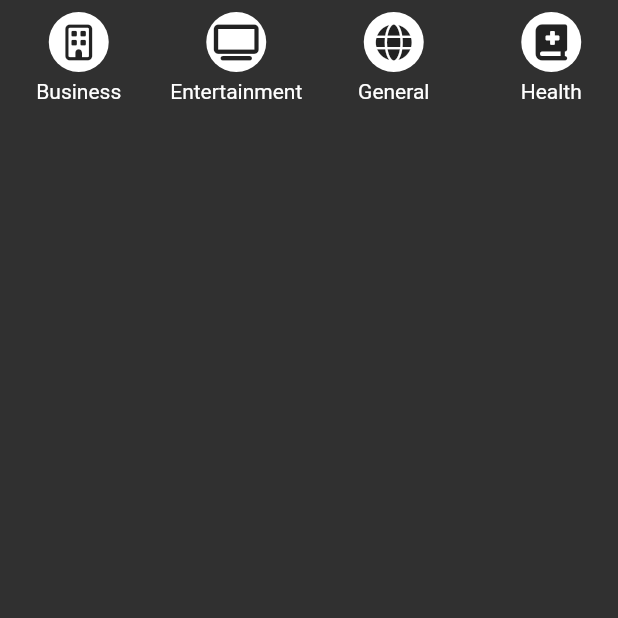
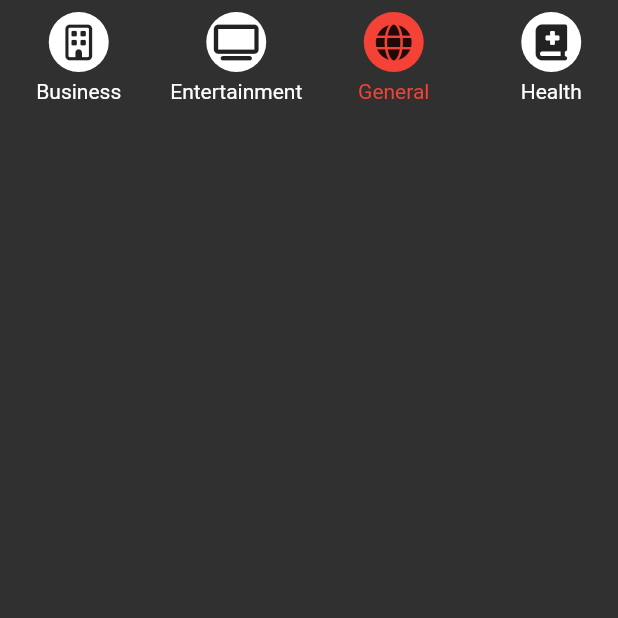
Before and after one commit to ddienu/News_Provider_App, a Flutter app: the Tab2Page screen opened directly, on a phone screen of 412 x 824 dp, the top half of it. Run offline on Flutter 3.47's test engine with Material 2 defaults, Android fonts, the phone set to English and light mode, and no system bars; our stand-ins replace font_awesome_flutter; network calls fail.

Commit message:
Update: tab2 page.
Updating tab2 page creating a new propetie of provider into category button method, inside the category button, this to create a conditional to change the color of the icon to see which is the selected category by the user, also inside the Lista Categorias to change the color of the letters as well.

```diff
--- a/lib/pages/tab2_page.dart
+++ b/lib/pages/tab2_page.dart
@@ -1,6 +1,7 @@
 import 'package:flutter/material.dart';
 import 'package:news_app_provider/model/category_model.dart';
 import 'package:news_app_provider/services/news_service.dart';
+import 'package:news_app_provider/theme/theme.dart';
 import 'package:provider/provider.dart';
 
 
@@ -27,6 +28,7 @@ class _ListaCategorias extends StatelessWidget {
   Widget build(BuildContext context) {
 
      final categories = Provider.of<NewsService>(context).categories;
+     final newsService = Provider.of<NewsService>(context);
 
     return ListView.builder(
       physics: BouncingScrollPhysics(),
@@ -44,7 +46,12 @@ class _ListaCategorias extends StatelessWidget {
               children: [
                 _CategoryButton(categories[index]),
                 SizedBox( height: 5.0),
-                Text(categoryName[0].toUpperCase()+categoryName.substring(1))
+                Text(categoryName[0].toUpperCase()+categoryName.substring(1),
+                style: TextStyle(color: ( newsService.selectedCategory == categoryName)
+                     ? miTema.colorScheme.secondary
+                     : Colors.white
+                  )
+                )
                ],
               ),
             ),
@@ -63,8 +70,11 @@ class _CategoryButton extends StatelessWidget {
 
   @override
   Widget build(BuildContext context) {
+
+    final newsService = Provider.of<NewsService>(context);
+
     return GestureDetector(
-      onTap: () { //print(categoria.name),
+      onTap: () {
       final newsService = Provider.of<NewsService>(context, listen: false);
       newsService.selectedCategory = categoria.name;
       },
@@ -73,11 +83,13 @@ class _CategoryButton extends StatelessWidget {
         height: 40.0,
         decoration: BoxDecoration(
           shape: BoxShape.circle,
-          color: Colors.white,
+          color: ( newsService.selectedCategory == categoria.name)
+               ? miTema.colorScheme.secondary
+               : Colors.white
         ),
         child: Icon(
           categoria.icon,
-          color: Colors.black87,
+          color: Colors.black87
           ),
       ),
     );
```
